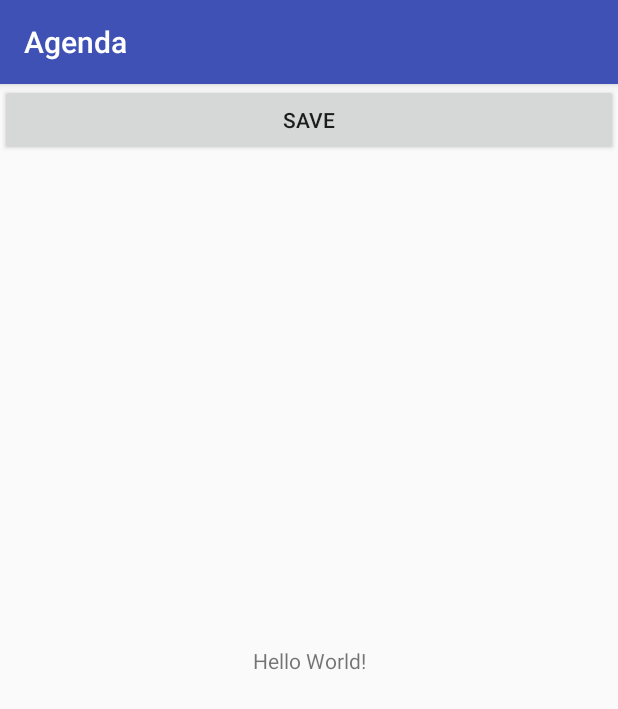
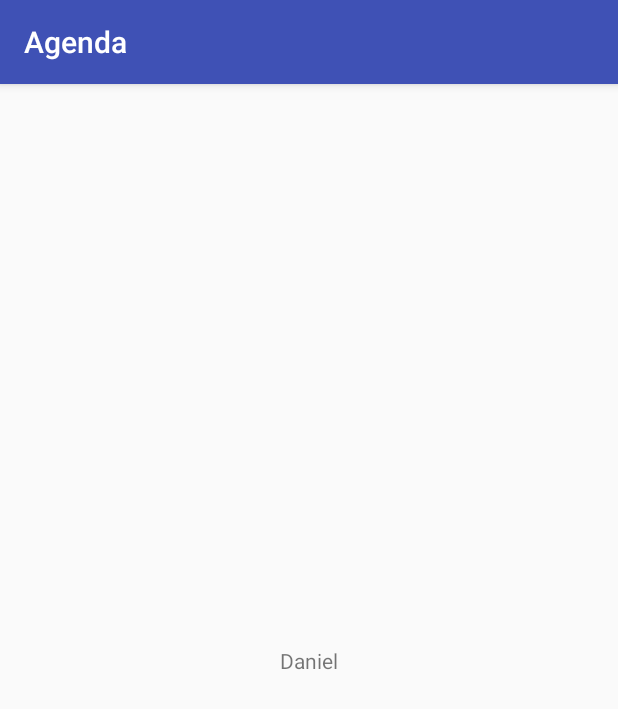
Before and after one commit to natanbrasil/agenda, an Android app: the screen it shows after launch (ListaAlunosActivity), on a phone screen of 412 x 824 dp. Shown: the top 709 px of the screen. Run offline under Robolectric (Android 15) with nearby library versions, the phone set to English and light mode, and no system bars.

Commit message:
Incluindo aluno e excluir o botão salvar

```diff
--- a/app/src/main/res/layout/activity_lista_alunos.xml
+++ b/app/src/main/res/layout/activity_lista_alunos.xml
@@ -9,14 +9,10 @@
     <TextView
         android:layout_width="wrap_content"
         android:layout_height="wrap_content"
-        android:text="Hello World!"
+        android:text="Daniel"
         app:layout_constraintBottom_toBottomOf="parent"
         app:layout_constraintLeft_toLeftOf="parent"
         app:layout_constraintRight_toRightOf="parent"
         app:layout_constraintTop_toTopOf="parent" />
-    <Button
-        android:layout_width="match_parent"
-        android:layout_height="wrap_content"
-        android:text="Save"/>
 
 </android.support.constraint.ConstraintLayout>
```
